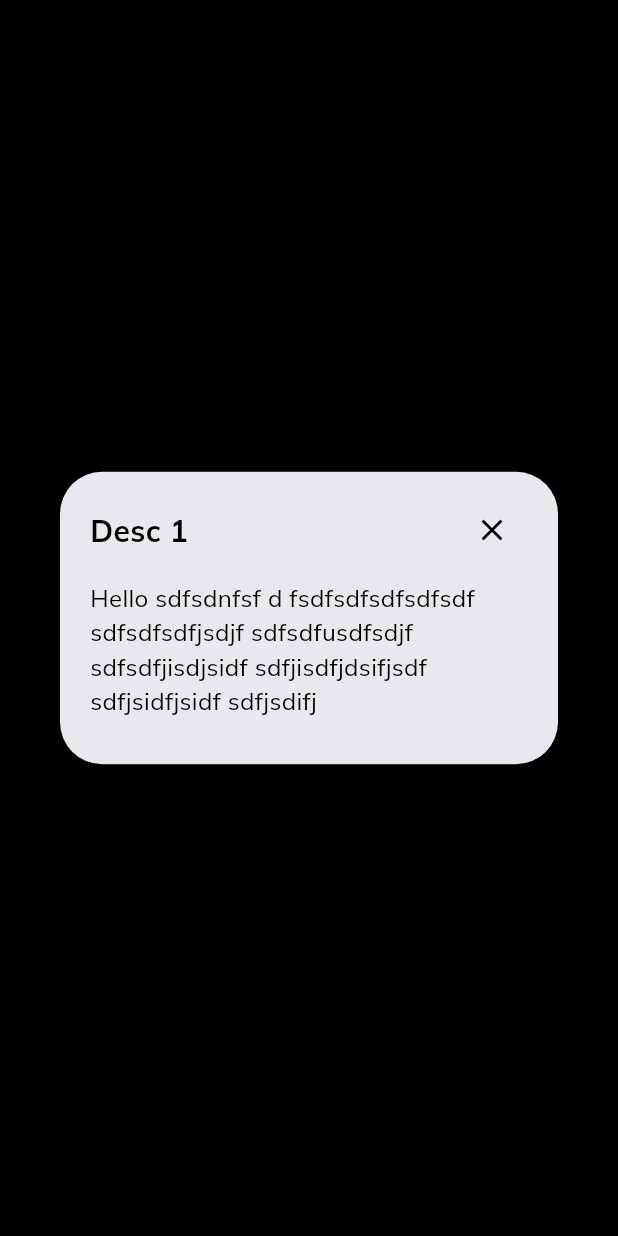
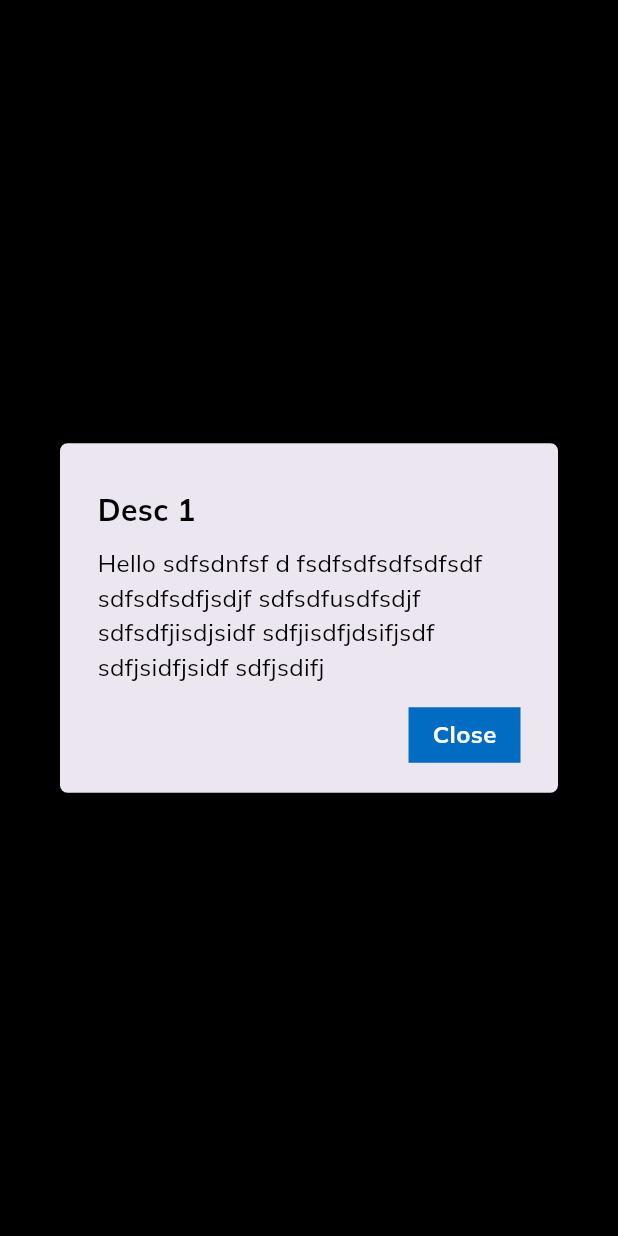
Before and after one commit to JoelV1234/FactTok, a Flutter app: what showMoreInfoDialog() shows on an empty page, opened directly with sample values from the repository, on a phone screen of 412 x 824 dp. Run offline on Flutter 3.47's test engine with Material 3 defaults, Android fonts, the phone set to English and light mode, and no system bars; our stand-ins replace dio, equatable, google_fonts, shared_preferences; accounts and stored records are empty; network calls fail.

```diff
--- a/lib/collections/dialogs/create_colleciton_dialog.dart
+++ b/lib/collections/dialogs/create_colleciton_dialog.dart
@@ -1,6 +1,6 @@
 import 'package:biblereels/collections/models/update_collection_model.dart';
 import 'package:biblereels/collections/models/collection.dart';
-import 'package:biblereels/collections/widgets/add_button.dart';
+import 'package:biblereels/widgets/rect_button.dart';
 import 'package:biblereels/collections/widgets/collection_check.dart';
 import 'package:biblereels/facts/fact.dart';
 import 'package:biblereels/facts/facts_repo.dart';
@@ -75,7 +75,8 @@ class _CreateCollecitonDialogState extends State<CreateCollecitonDialog> {
                   ),
                 ),
                 SizedBox(height: 10),
-                AddButton(
+                RectButton(
+                  text: 'Save',
                   onTap: submit
                 )
               ],
--- a/lib/facts/all_facts_screen.dart
+++ b/lib/facts/all_facts_screen.dart
@@ -40,8 +40,11 @@ class _AllFactsScreenState extends State<AllFactsScreen> {
           ),
           Align(
             alignment: Alignment.topRight,
-            child: Padding(
+            child: Container(
               padding: const EdgeInsets.fromLTRB(20, 20, 10, 0),
+              child: CircleAvatar(
+                radius: 30,
+                backgroundColor: const Color.fromARGB(125, 0, 0, 0),
                 child: IconButton(
                   icon: const Icon(
                     size: 40,
@@ -53,6 +56,7 @@ class _AllFactsScreenState extends State<AllFactsScreen> {
                 ),
               ),
             ),
+          ),
         ],
       ),
     );
--- a/lib/facts/fact.dart
+++ b/lib/facts/fact.dart
@@ -4,12 +4,12 @@ class Fact with EquatableMixin {
   final String id;
   final String title;
   final String description;
-  final String photourl;
+  final String? photourl;
 
   Fact({
     required this.id,
     required this.description,
-    required this.photourl,
+    this.photourl,
     required this.title
   });
 
@@ -22,7 +22,7 @@ class Fact with EquatableMixin {
     );
   }
 
-  Map<String, String> toJson() => {
+  Map<String, dynamic> toJson() => {
     'id': id,
     'title': title,
     'description': description,
--- a/lib/facts/more_info_dialog.dart
+++ b/lib/facts/more_info_dialog.dart
@@ -1,3 +1,4 @@
+import 'package:biblereels/widgets/rect_button.dart';
 import 'package:biblereels/widgets/custom_text.dart';
 import 'package:biblereels/facts/fact.dart';
 import 'package:flutter/material.dart';
@@ -10,14 +11,10 @@ class MoreInfoDialog extends StatelessWidget {
   Widget build(BuildContext context) {
     return Padding(
       padding: const EdgeInsets.fromLTRB(
-        20, 15, 20, 30),
+        25, 30, 25, 20),
       child: Column(
           mainAxisSize: MainAxisSize.min,
           crossAxisAlignment: CrossAxisAlignment.start,
-          children: [
-            Row(
-              crossAxisAlignment: CrossAxisAlignment.center,
-              mainAxisSize: MainAxisSize.min,
           children: [
             CustomText(
               fact.title,
@@ -25,23 +22,19 @@ class MoreInfoDialog extends StatelessWidget {
               fontWeight: FontWeight.bold,
               fontSize: 20,
             ),
-                Expanded(child: Container()),
-                IconButton(
-                  icon: const Icon(
-                    Icons.close,
-                    color: Colors.black,
-                  ),
-                  onPressed: () {
-                    Navigator.of(context).pop();
-                  },
-                ),
-              ],
-            ),
             SizedBox(height: 10),
             CustomText(
               color: Colors.black,
               fact.description,
               fontSize: 16,
+            ),
+            SizedBox(height: 15),
+            Align(
+              alignment: Alignment.bottomRight,
+              child: RectButton(
+                text: 'Close',
+                onTap: () => Navigator.of(context).pop(),
+              ),
             ),
           ]
       ),
@@ -58,8 +51,16 @@ void showMoreInfoDialog(
     context: context,
     builder: (BuildContext context) {
       return Dialog(
+        shape: const RoundedRectangleBorder(
+          borderRadius: BorderRadius.all(
+            Radius.circular(5)
+          )
+        ),
+        child: SizedBox(
+          width: 400,
           child: MoreInfoDialog(
             fact: fact
+          ),
         ),
       );
     },
--- a/lib/reel/reel_screen.dart
+++ b/lib/reel/reel_screen.dart
@@ -78,7 +78,7 @@ class _ReelScreenState extends State<ReelScreen> {
                 child: Stack(
                   children: [
                     Image.network(
-                      widget.facts[currentIndex].photourl,
+                      widget.facts[currentIndex].photourl ?? '',
                       height: double.infinity,
                       width: double.infinity,
                       fit: BoxFit.cover,
--- a/lib/collections/widgets/add_button.dart
+++ b/lib/widgets/rect_button.dart
@@ -1,9 +1,12 @@
 import 'package:biblereels/widgets/custom_text.dart';
 import 'package:flutter/material.dart';
 
-class AddButton extends StatelessWidget {
+class RectButton extends StatelessWidget {
+  final String text;
   final Function() onTap;
-  const AddButton({super.key, required this.onTap});
+  const RectButton({super.key,
+    required this.onTap,
+    required this.text});
 
   @override
   Widget build(BuildContext context) {
@@ -15,7 +18,7 @@ class AddButton extends StatelessWidget {
           vertical: 7, horizontal: 16
         ),
         child: CustomText(
-          'Save',
+          text,
           fontWeight: FontWeight.bold,
         ),
       ),
--- a/pubspec.yaml
+++ b/pubspec.yaml
@@ -40,6 +40,10 @@ dependencies:
   shared_preferences: ^2.5.2
   equatable: ^2.0.7
   uuid: ^4.5.1
+  html: ^0.15.5
+  http: ^1.3.0
+  dio: ^5.8.0+1
+
 
 dev_dependencies:
   flutter_test:
```
Also changed, not shown: lib/collections/dialogs/change_name_dialog.dart (+4 -3 lines), lib/facts/facts_api.dart (+40 -7 lines), pubspec.lock. Lines whose indentation alone changed are shown as unchanged.
